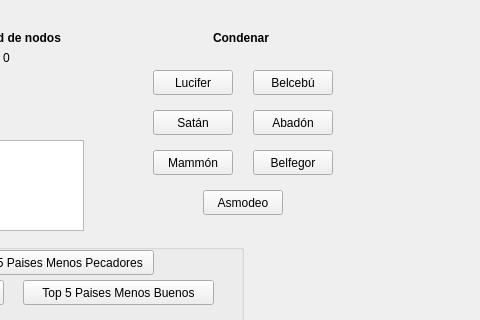
Old version of the form Proyecto2-ED/mainwindow.ui in the repository Huevaldinho/Proyecto2-ED; both pictures show x 837 to 1317 and y 0 to 320 of the 1317 by 659 pixel window.
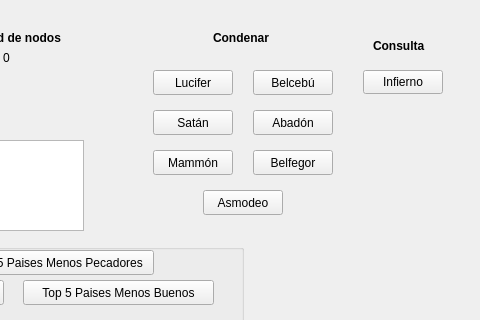
New version of the form.

```diff
--- a/Proyecto2-ED/mainwindow.ui
+++ b/Proyecto2-ED/mainwindow.ui
@@ -499,6 +499,38 @@
      <string>Asmodeo</string>
     </property>
    </widget>
+   <widget class="QLabel" name="lblCondenar_2">
+    <property name="geometry">
+     <rect>
+      <x>1210</x>
+      <y>30</y>
+      <width>61</width>
+      <height>31</height>
+     </rect>
+    </property>
+    <property name="font">
+     <font>
+      <weight>75</weight>
+      <bold>true</bold>
+     </font>
+    </property>
+    <property name="text">
+     <string>Consulta</string>
+    </property>
+   </widget>
+   <widget class="QPushButton" name="btnConsultaInfierno">
+    <property name="geometry">
+     <rect>
+      <x>1200</x>
+      <y>70</y>
+      <width>80</width>
+      <height>24</height>
+     </rect>
+    </property>
+    <property name="text">
+     <string>Infierno</string>
+    </property>
+   </widget>
   </widget>
   <widget class="QMenuBar" name="menubar">
    <property name="geometry">
```
Left out of the diff: 2 changed lines with no effect on the pictures.
